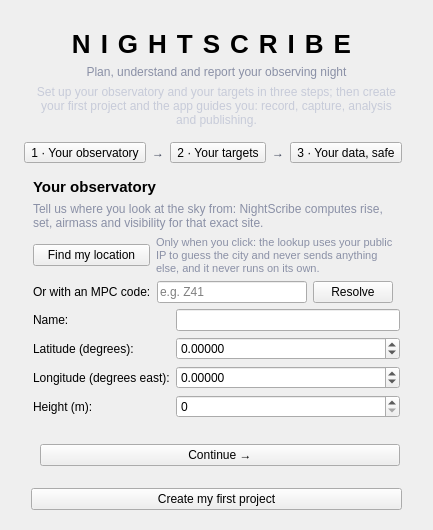
First picture: the form in nightscribe/gui/ui/welcome_tab.ui, repository irydeo/nightscribe, before the edit.
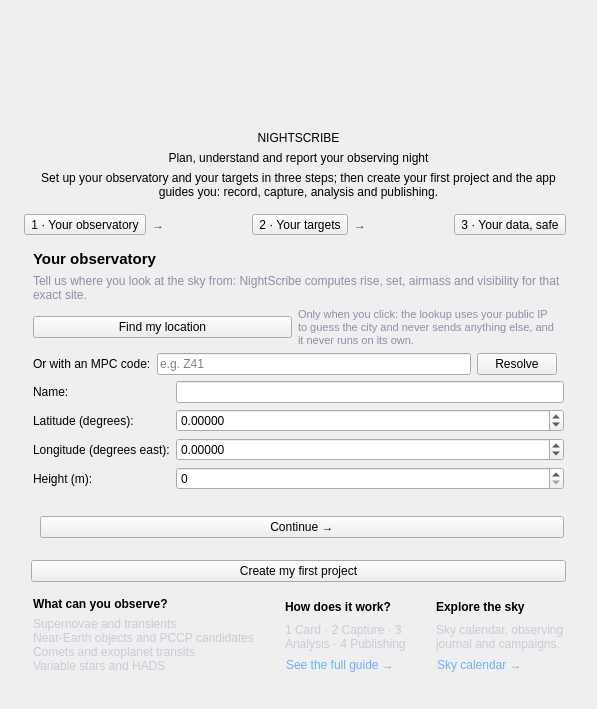
Second picture: the form after the edit.

Commit message: feat(ui): Interfaz 1.2/1.3 — Welcome/Home looks, alerts folded into the list, drawer hidden on Home, bigger nav arrows, no UFE back bar

Diff of the .ui file:
```diff
--- a/nightscribe/gui/ui/welcome_tab.ui
+++ b/nightscribe/gui/ui/welcome_tab.ui
@@ -18,17 +18,23 @@
     <widget class="QFrame" name="hero" native="true">
      <layout class="QVBoxLayout" name="heroLayout">
       <item>
-       <widget class="QLabel" name="lbl_wordmark">
+       <widget class="QLabel" name="lbl_logo">
+        <property name="alignment"><set>Qt::AlignCenter</set></property>
+        <property name="minimumSize"><size><width>96</width><height>96</height></size></property>
+        <property name="maximumSize"><size><width>96</width><height>96</height></size></property>
+       </widget>
+      </item>
+      <item>
+       <widget class="QLabel" name="welcomeWordmark">
         <property name="text"><string>NIGHTSCRIBE</string></property>
+        <property name="textFormat"><enum>Qt::RichText</enum></property>
         <property name="alignment"><set>Qt::AlignCenter</set></property>
-        <property name="styleSheet"><string notr="true">font-size: 26px; font-weight: 800; letter-spacing: 10px;</string></property>
        </widget>
       </item>
       <item>
        <widget class="QLabel" name="lbl_tag">
         <property name="text"><string>Plan, understand and report your observing night</string></property>
         <property name="alignment"><set>Qt::AlignCenter</set></property>
-        <property name="styleSheet"><string notr="true">color: #8a90a6;</string></property>
        </widget>
       </item>
       <item>
@@ -36,7 +42,6 @@
         <property name="text"><string>Set up your observatory and your targets in three steps; then create your first project and the app guides you: record, capture, analysis and publishing.</string></property>
         <property name="alignment"><set>Qt::AlignCenter</set></property>
         <property name="wordWrap"><bool>true</bool></property>
-        <property name="styleSheet"><string notr="true">color: #c7cbd9;</string></property>
        </widget>
       </item>
      </layout>
@@ -86,7 +91,7 @@
    </item>
    <item>
     <widget class="QStackedWidget" name="setup_stack">
-     <widget class="QWidget" name="panel_obs">
+     <widget class="QFrame" name="panel_obs">
       <layout class="QVBoxLayout" name="obsLayout">
        <item>
         <widget class="QLabel" name="lbl_obs_title">
@@ -299,15 +304,109 @@
        <property name="toolTip"><string>Pick among tonight's best objects</string></property>
       </widget>
      </item>
-     <item>
-      <spacer name="createSpacer2">
-       <property name="orientation"><enum>Qt::Horizontal</enum></property>
-      </spacer>
-     </item>
-    </layout>
-   </item>
-  </layout>
- </widget>
+      <item>
+       <spacer name="createSpacer2">
+        <property name="orientation"><enum>Qt::Horizontal</enum></property>
+       </spacer>
+      </item>
+     </layout>
+    </item>
+    <item>
+     <layout class="QHBoxLayout" name="cardsLayout">
+      <property name="spacing"><number>12</number></property>
+      <item>
+       <widget class="QFrame" name="wcard1">
+        <layout class="QVBoxLayout" name="wcard1Layout">
+         <item>
+          <widget class="QLabel" name="lbl_card1_title">
+           <property name="text"><string>What can you observe?</string></property>
+           <property name="styleSheet"><string notr="true">font-weight: bold;</string></property>
+          </widget>
+         </item>
+         <item>
+          <widget class="QLabel" name="lbl_card1_body">
+           <property name="text"><string>Supernovae and transients
+Near-Earth objects and PCCP candidates
+Comets and exoplanet transits
+Variable stars and HADS</string></property>
+           <property name="wordWrap"><bool>true</bool></property>
+           <property name="styleSheet"><string notr="true">color: #c7cbd9;</string></property>
+          </widget>
+         </item>
+         <item>
+          <spacer name="wcard1Spacer">
+           <property name="orientation"><enum>Qt::Vertical</enum></property>
+          </spacer>
+         </item>
+        </layout>
+       </widget>
+      </item>
+      <item>
+       <widget class="QFrame" name="wcard2">
+        <layout class="QVBoxLayout" name="wcard2Layout">
+         <item>
+          <widget class="QLabel" name="lbl_card2_title">
+           <property name="text"><string>How does it work?</string></property>
+           <property name="styleSheet"><string notr="true">font-weight: bold;</string></property>
+          </widget>
+         </item>
+         <item>
+          <widget class="QLabel" name="lbl_card2_body">
+           <property name="text"><string>1 Card · 2 Capture · 3 Analysis · 4 Publishing</string></property>
+           <property name="wordWrap"><bool>true</bool></property>
+           <property name="styleSheet"><string notr="true">color: #c7cbd9;</string></property>
+          </widget>
+         </item>
+         <item>
+          <widget class="QPushButton" name="btn_card2_guide">
+           <property name="text"><string>See the full guide →</string></property>
+           <property name="flat"><bool>true</bool></property>
+           <property name="styleSheet"><string notr="true">color: #6ab0ff; text-align: left; padding: 0;</string></property>
+          </widget>
+         </item>
+         <item>
+          <spacer name="wcard2Spacer">
+           <property name="orientation"><enum>Qt::Vertical</enum></property>
+          </spacer>
+         </item>
+        </layout>
+       </widget>
+      </item>
+      <item>
+       <widget class="QFrame" name="wcard3">
+        <layout class="QVBoxLayout" name="wcard3Layout">
+         <item>
+          <widget class="QLabel" name="lbl_card3_title">
+           <property name="text"><string>Explore the sky</string></property>
+           <property name="styleSheet"><string notr="true">font-weight: bold;</string></property>
+          </widget>
+         </item>
+         <item>
+          <widget class="QLabel" name="lbl_card3_body">
+           <property name="text"><string>Sky calendar, observing journal and campaigns.</string></property>
+           <property name="wordWrap"><bool>true</bool></property>
+           <property name="styleSheet"><string notr="true">color: #c7cbd9;</string></property>
+          </widget>
+         </item>
+         <item>
+          <widget class="QPushButton" name="btn_card3_skycal">
+           <property name="text"><string>Sky calendar →</string></property>
+           <property name="flat"><bool>true</bool></property>
+           <property name="styleSheet"><string notr="true">color: #6ab0ff; text-align: left; padding: 0;</string></property>
+          </widget>
+         </item>
+         <item>
+          <spacer name="wcard3Spacer">
+           <property name="orientation"><enum>Qt::Vertical</enum></property>
+          </spacer>
+         </item>
+        </layout>
+       </widget>
+      </item>
+     </layout>
+    </item>
+   </layout>
+  </widget>
  <resources/>
  <connections/>
 </ui>
```
Left out of the diff: 10 changed lines with no effect on the pictures. The commit also changes 15 other files.
